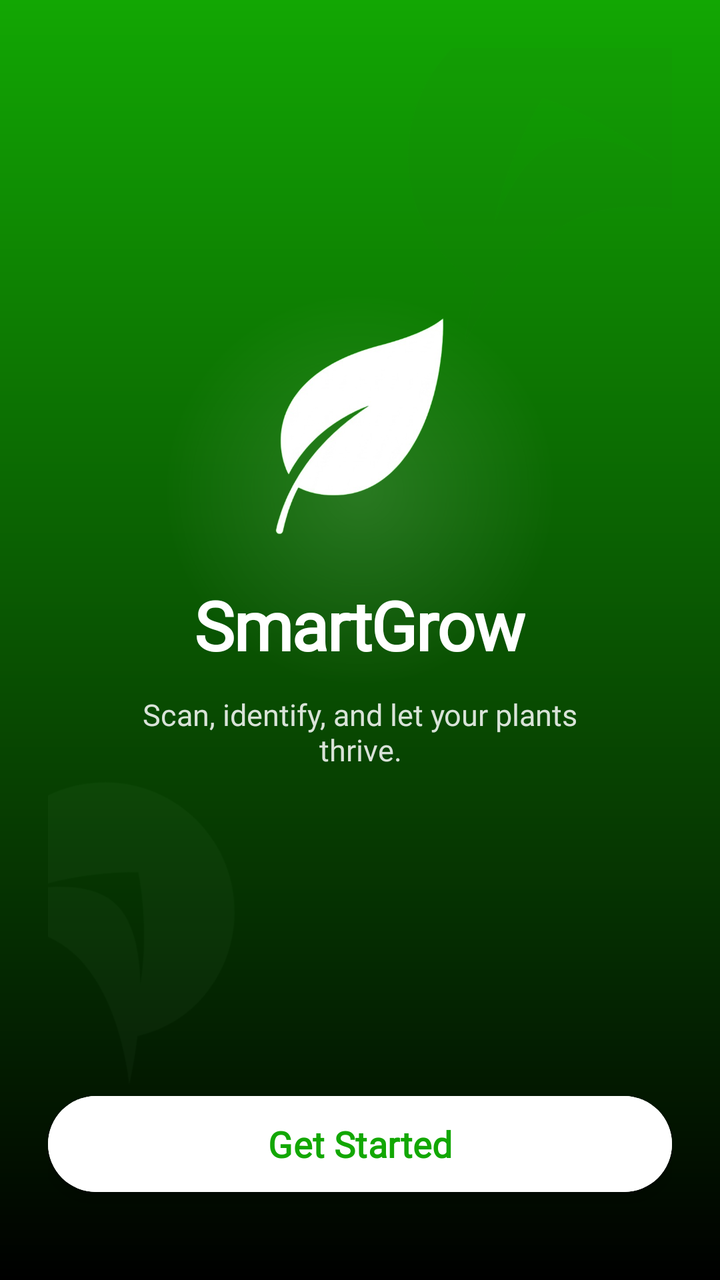
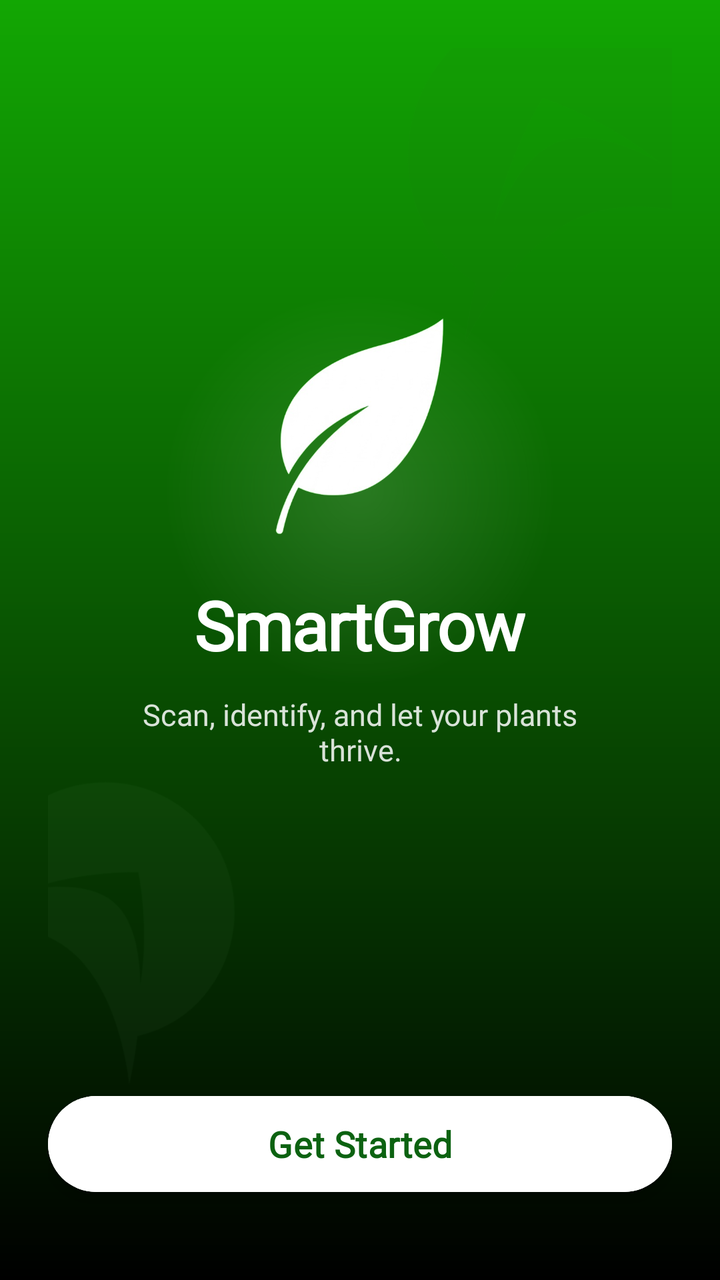

Two renders of the same Android screen: before a commit and after it. Below are the layout's source before the change and the commit's diff.
<!-- AndroidManifest.xml: application theme Theme.SmartGrow -->
<!-- res/layout/activity_get_started.xml -->
<?xml version="1.0" encoding="utf-8"?>
<androidx.constraintlayout.widget.ConstraintLayout
    xmlns:android="http://schemas.android.com/apk/res/android"
    xmlns:app="http://schemas.android.com/apk/res-auto"
    android:layout_width="match_parent"
    android:layout_height="match_parent"
    android:background="@drawable/gradient_splash_bg"
    android:padding="24dp">

    
    <androidx.constraintlayout.widget.Guideline
        android:id="@+id/guideline_bottom"
        android:layout_width="wrap_content"
        android:layout_height="wrap_content"
        android:orientation="horizontal"
        app:layout_constraintGuide_percent="0.88" />

    
    <ImageView
        android:id="@+id/leaf_bg_top"
        android:layout_width="0dp"
        android:layout_height="0dp"
        android:src="@drawable/ic_leaf_right"
        android:alpha="0.05"
        android:rotation="-20"
        app:layout_constraintWidth_percent="0.6"
        app:layout_constraintDimensionRatio="1:1"
        app:layout_constraintTop_toTopOf="parent"
        app:layout_constraintEnd_toEndOf="parent"
        android:layout_marginTop="-40dp"
        android:layout_marginEnd="-40dp"
        android:contentDescription="Nature Deco" />

    
    <ImageView
        android:id="@+id/leaf_bg_bottom"
        android:layout_width="0dp"
        android:layout_height="0dp"
        android:src="@drawable/ic_leaf_left"
        android:alpha="0.04"
        android:rotation="40"
        app:layout_constraintWidth_percent="0.5"
        app:layout_constraintDimensionRatio="1:1"
        app:layout_constraintBottom_toTopOf="@id/btn_get_started"
        app:layout_constraintStart_toStartOf="parent"
        android:layout_marginStart="-50dp"
        android:layout_marginBottom="10dp"
        android:contentDescription="Nature Deco" />

    
    <View
        android:id="@+id/view_glow"
        android:layout_width="0dp"
        android:layout_height="0dp"
        android:alpha="0.25"
        android:background="@drawable/logo_glow_circle"
        app:layout_constraintWidth_percent="0.65"
        app:layout_constraintDimensionRatio="1:1"
        app:layout_constraintTop_toTopOf="@id/img_logo"
        app:layout_constraintBottom_toBottomOf="@id/tv_app_name"
        app:layout_constraintStart_toStartOf="parent"
        app:layout_constraintEnd_toEndOf="parent" />

    
    <ImageView
        android:id="@+id/img_logo"
        android:layout_width="0dp"
        android:layout_height="0dp"
        android:src="@drawable/smartgrow_logo"
        app:layout_constraintWidth_percent="0.38"
        app:layout_constraintDimensionRatio="1:1"
        app:layout_constraintTop_toTopOf="parent"
        app:layout_constraintBottom_toTopOf="@id/tv_app_name"
        app:layout_constraintStart_toStartOf="parent"
        app:layout_constraintEnd_toEndOf="parent"
        app:layout_constraintVertical_chainStyle="packed"
        app:layout_constraintVertical_bias="0.45"
        android:contentDescription="SmartGrow Logo" />

    
    <TextView
        android:id="@+id/tv_app_name"
        android:layout_width="wrap_content"
        android:layout_height="wrap_content"
        android:layout_marginTop="16dp"
        android:fontFamily="@font/poppins"
        android:textStyle="bold"
        android:letterSpacing="-0.02"
        android:text="SmartGrow"
        android:textColor="@color/white"
        android:textSize="34sp"
        app:layout_constraintTop_toBottomOf="@id/img_logo"
        app:layout_constraintBottom_toTopOf="@id/tv_tagline"
        app:layout_constraintStart_toStartOf="parent"
        app:layout_constraintEnd_toEndOf="parent" />

    
    <TextView
        android:id="@+id/tv_tagline"
        android:layout_width="0dp"
        android:layout_height="wrap_content"
        android:layout_marginTop="12dp"
        android:alpha="0.85"
        android:fontFamily="@font/poppins"
        android:gravity="center"
        android:text="Scan, identify, and let your plants thrive."
        android:textColor="@color/white"
        android:textSize="15sp"
        app:layout_constraintWidth_percent="0.8"
        app:layout_constraintTop_toBottomOf="@id/tv_app_name"
        app:layout_constraintBottom_toTopOf="@id/guideline_bottom"
        app:layout_constraintStart_toStartOf="parent"
        app:layout_constraintEnd_toEndOf="parent"
        app:layout_constraintVertical_bias="0.0" />

    
    <com.google.android.material.button.MaterialButton
        android:id="@+id/btn_get_started"
        android:layout_width="match_parent"
        android:layout_height="56dp"
        android:layout_marginBottom="16dp"
        android:backgroundTint="@color/white"
        android:elevation="4dp"
        android:fontFamily="@font/poppins"
        android:textStyle="bold"
        android:stateListAnimator="@null"
        android:text="Get Started"
        android:textAllCaps="false"
        android:textColor="#12A703"
        android:textSize="18sp"
        app:cornerRadius="28dp"
        app:layout_constraintBottom_toBottomOf="parent"
        app:layout_constraintEnd_toEndOf="parent"
        app:layout_constraintStart_toStartOf="parent"
        app:layout_constraintTop_toBottomOf="@id/guideline_bottom"
        app:layout_constraintVertical_bias="1.0" />

</androidx.constraintlayout.widget.ConstraintLayout>
<!-- resources referenced by this layout -->
<resources>
  <color name="white">#FFFFFFFF</color>
  <!-- drawable gradient_splash_bg (drawable) -->
  <?xml version="1.0" encoding="utf-8"?>
  <shape xmlns:android="http://schemas.android.com/apk/res/android"
      android:shape="rectangle">
      <gradient
          android:startColor="#12A703"
          android:endColor="#000000"
          android:angle="270" />
  </shape>
  <!-- drawable ic_leaf_left (drawable) -->
  <vector xmlns:android="http://schemas.android.com/apk/res/android"
      android:width="24dp"
      android:height="24dp"
      android:viewportWidth="24"
      android:viewportHeight="24">
      <path
          android:fillColor="#81C784"
          android:pathData="M2,21C2,21 7,16 12,16C17,16 22,21 22,21C22,21 17,11 12,11C7,11 2,21 2,21ZM12,2C6.5,2 2,6.5 2,12C2,14.5 3,16.8 4.6,18.5C6.2,12.5 12,8 12,8C12,8 17.8,12.5 19.4,18.5C21,16.8 22,14.5 22,12C22,6.5 17.5,2 12,2Z"/>
  </vector>
  <!-- drawable ic_leaf_right (drawable) -->
  <vector xmlns:android="http://schemas.android.com/apk/res/android"
      android:width="24dp"
      android:height="24dp"
      android:viewportWidth="24"
      android:viewportHeight="24">
      <path
          android:fillColor="#0C6211"
          android:pathData="M22,21C22,21 17,16 12,16C7,16 2,21 2,21C2,21 7,11 12,11C17,11 22,21 22,21ZM12,2C17.5,2 22,6.5 22,12C22,14.5 21,16.8 19.4,18.5C17.8,12.5 12,8 12,8C12,8 6.2,12.5 4.6,18.5C3,16.8 2,14.5 2,12C2,6.5 6.5,2 12,2Z"/>
  </vector>
  <!-- drawable logo_glow_circle (drawable) -->
  <?xml version="1.0" encoding="utf-8"?>
  <shape xmlns:android="http://schemas.android.com/apk/res/android"
      android:shape="oval">
      <gradient
          android:type="radial"
          android:gradientRadius="100dp"
          android:startColor="#80FFFFFF"
          android:endColor="@android:color/transparent" />
  </shape>
  <!-- drawable smartgrow_logo: png bitmap (drawable, 73503 bytes) -->
  <style name="Theme.SmartGrow" parent="Base.Theme.SmartGrow" />
  <style name="Base.Theme.SmartGrow" parent="Theme.Material3.DayNight.NoActionBar">
          <item name="android:windowBackground">@android:color/white</item>
          <item name="android:windowDisablePreview">true</item>
  
          
          <item name="android:statusBarColor">#FFFFFF</item>
          <item name="android:windowLightStatusBar">true</item>
  
          
          <item name="android:navigationBarColor">#FFFFFF</item>
          <item name="android:windowLightNavigationBar" tools:targetApi="o">true</item>
  
          <item name="android:windowDrawsSystemBarBackgrounds">true</item>
          <item name="android:windowTranslucentStatus">false</item>
          <item name="android:windowTranslucentNavigation">false</item>
      </style>
</resources>

<!-- the commit's change to res/layout/activity_get_started.xml (unified diff, before → after) -->
@@ -126,7 +126,7 @@
         android:stateListAnimator="@null"
         android:text="Get Started"
         android:textAllCaps="false"
-        android:textColor="#12A703"
+        android:textColor="@color/primary_green"
         android:textSize="18sp"
         app:cornerRadius="28dp"
         app:layout_constraintBottom_toBottomOf="parent"
<!-- resource entries referenced after the edit -->
@@ -1,5 +1,6 @@
 <!-- resources referenced by this layout -->
 <resources>
+  <color name="primary_green">#0C6211</color>
   <color name="white">#FFFFFFFF</color>
   <!-- drawable gradient_splash_bg (drawable) -->
   <?xml version="1.0" encoding="utf-8"?>
@@ -43,20 +44,21 @@
   <!-- drawable smartgrow_logo: png bitmap (drawable, 73503 bytes) -->
   <style name="Theme.SmartGrow" parent="Base.Theme.SmartGrow" />
   <style name="Base.Theme.SmartGrow" parent="Theme.Material3.DayNight.NoActionBar">
-          <item name="android:windowBackground">@android:color/white</item>
+          <item name="android:windowBackground">@color/background</item>
           <item name="android:windowDisablePreview">true</item>
   
           
-          <item name="android:statusBarColor">#FFFFFF</item>
+          <item name="android:statusBarColor">@color/background</item>
           <item name="android:windowLightStatusBar">true</item>
   
           
-          <item name="android:navigationBarColor">#FFFFFF</item>
+          <item name="android:navigationBarColor">@color/background</item>
           <item name="android:windowLightNavigationBar" tools:targetApi="o">true</item>
   
           <item name="android:windowDrawsSystemBarBackgrounds">true</item>
           <item name="android:windowTranslucentStatus">false</item>
           <item name="android:windowTranslucentNavigation">false</item>
       </style>
+  <color name="background">#F9FAFA</color>
 </resources>
 
